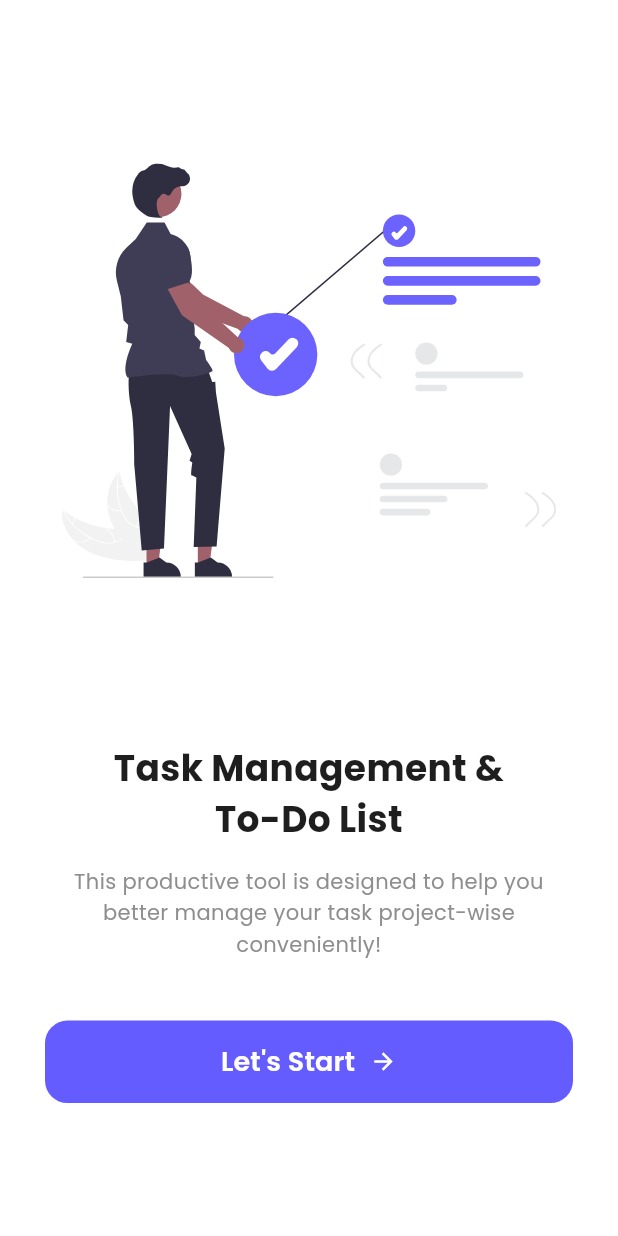
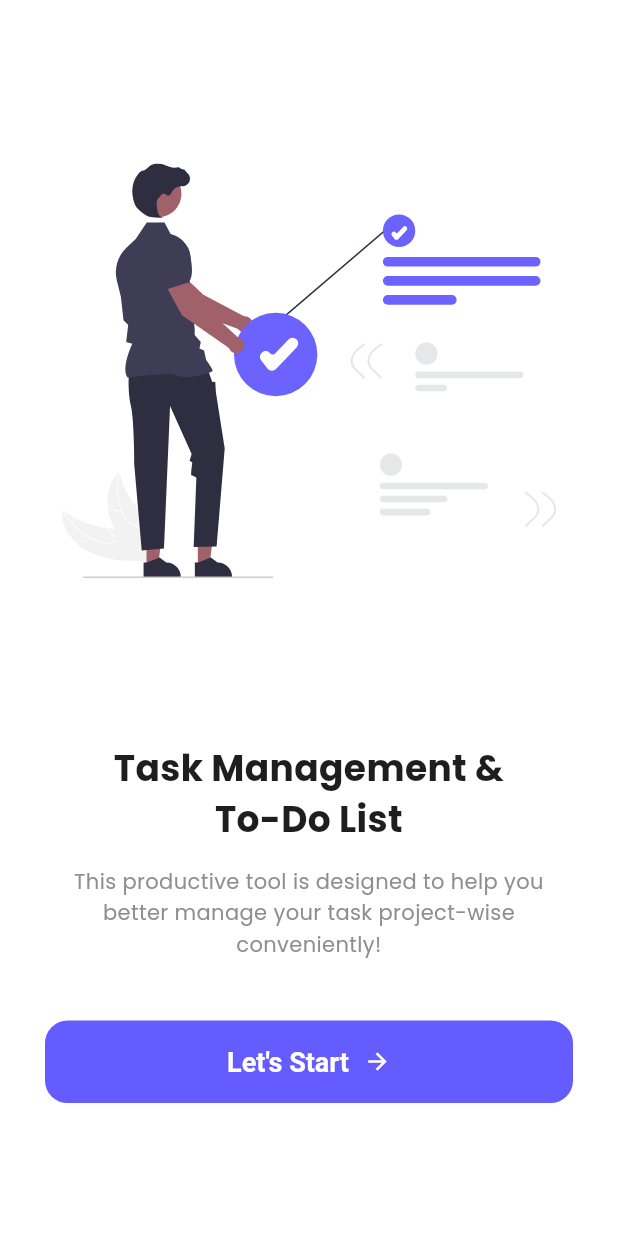
Before and after one commit to zakir20/task_management_app, a Flutter app: the screen it shows after launch, on a phone screen of 412 x 824 dp. Run offline on Flutter 3.47's test engine with Material 3 defaults, Android fonts, the phone set to English and light mode, and no system bars; our stand-ins replace dio, equatable, flutter_bloc, flutter_svg, gap, get_it and 5 more.

Commit message:
feat: fixed all issues

```diff
--- a/lib/app.dart
+++ b/lib/app.dart
@@ -1,22 +1,27 @@
 import 'package:flutter/material.dart';
-
+import 'package:flutter_bloc/flutter_bloc.dart';
 import 'core/navigation/app_router.dart';
-import 'core/theme/app_colors.dart';
+import 'core/theme/app_theme.dart';
+import 'injection/injection_container.dart';
+import 'features/tasks/presentation/bloc/task_cubit.dart';
 
 class MyApp extends StatelessWidget {
   const MyApp({super.key});
 
   @override
   Widget build(BuildContext context) {
-    return MaterialApp.router(
-      title: 'Task Management App',
-      debugShowCheckedModeBanner: false,
-      theme: ThemeData(
-        scaffoldBackgroundColor: AppColors.scaffoldBg,
-        useMaterial3: true,
-        primaryColor: AppColors.primary,
+    return MultiBlocProvider(
+      providers: [
+        BlocProvider(create: (context) => sl<TaskCubit>()),
+      ],
+      child: MaterialApp.router(
+        title: 'Task Management App',
+        debugShowCheckedModeBanner: false,
+
+        theme: AppTheme.lightTheme,
+
+        routerConfig: AppRouter.router,
       ),
-      routerConfig: AppRouter.router,
     );
   }
 }
--- a/lib/core/navigation/app_router.dart
+++ b/lib/core/navigation/app_router.dart
@@ -17,4 +17,12 @@ class AppRouter {
       body: Center(child: Text('No route defined for ${state.uri}')),
     ),
   );
+
+  static Future<T?> push<T extends Object?>(
+    BuildContext context,
+    String path, {
+    Object? extra,
+  }) {
+    return context.push<T>(path, extra: extra);
+  }
 }
--- /dev/null
+++ b/lib/core/theme/app_theme.dart
@@ -0,0 +1,46 @@
+import 'package:flutter/material.dart';
+import 'package:google_fonts/google_fonts.dart';
+import 'app_colors.dart';
+
+class AppTheme {
+  static ThemeData get lightTheme {
+    return ThemeData(
+      useMaterial3: true,
+      scaffoldBackgroundColor: AppColors.scaffoldBg,
+      primaryColor: AppColors.primary,
+      textTheme: GoogleFonts.poppinsTextTheme(),
+
+      elevatedButtonTheme: ElevatedButtonThemeData(
+        style: ElevatedButton.styleFrom(
+          backgroundColor: AppColors.primary,
+          foregroundColor: Colors.white,
+          elevation: 0,
+          shape: RoundedRectangleBorder(
+            borderRadius: BorderRadius.circular(15),
+          ),
+          textStyle: const TextStyle(
+            fontSize: 18,
+            fontWeight: FontWeight.w600,
+          ),
+        ),
+      ),
+
+      appBarTheme: const AppBarTheme(
+        backgroundColor: Colors.white,
+        elevation: 0,
+        centerTitle: true,
+        iconTheme: IconThemeData(color: AppColors.textBlack),
+        titleTextStyle: TextStyle(
+          color: AppColors.textBlack,
+          fontSize: 18,
+          fontWeight: FontWeight.bold,
+        ),
+      ),
+
+      colorScheme: ColorScheme.fromSeed(
+        seedColor: AppColors.primary,
+        primary: AppColors.primary,
+      ),
+    );
+  }
+}
--- a/lib/features/tasks/presentation/bloc/task_state.dart
+++ b/lib/features/tasks/presentation/bloc/task_state.dart
@@ -3,27 +3,29 @@ import '../../data/models/task_model.dart';
 
 abstract class TaskState extends Equatable {
   const TaskState();
-
   @override
   List<Object?> get props => [];
 }
 
 class TaskInitial extends TaskState {}
-
 class TaskLoading extends TaskState {}
 
 class TaskLoaded extends TaskState {
   final List<TaskModel> tasks;
-  const TaskLoaded(this.tasks);
+  final String selectedCategory; // Track highlight via Cubit
+
+  const TaskLoaded({
+    required this.tasks,
+    this.selectedCategory = "All",
+  });
 
   @override
-  List<Object?> get props => [tasks];
+  List<Object?> get props => [tasks, selectedCategory];
 }
 
 class TaskError extends TaskState {
   final String message;
   const TaskError(this.message);
-
   @override
   List<Object?> get props => [message];
 }
--- a/lib/features/tasks/presentation/screens/welcome_screen.dart
+++ b/lib/features/tasks/presentation/screens/welcome_screen.dart
@@ -2,13 +2,12 @@ import 'package:flutter/material.dart';
 import 'package:flutter_svg/flutter_svg.dart';
 import 'package:gap/gap.dart';
 import 'package:go_router/go_router.dart';
-import 'package:google_fonts/google_fonts.dart';
-import 'package:shared_preferences/shared_preferences.dart';
 
 import '../../../../core/theme/app_colors.dart';
 import '../../../../core/utils/app_logger.dart';
+import '../../../../injection/injection_container.dart';
+import '../../data/repository/onboard_repository.dart';
 import '../../task_routes.dart';
-import '../widgets/welcome_loading_shimmer.dart';
 
 class WelcomeScreen extends StatefulWidget {
   const WelcomeScreen({super.key});
@@ -18,46 +17,27 @@ class WelcomeScreen extends StatefulWidget {
 }
 
 class _WelcomeScreenState extends State<WelcomeScreen> {
-  bool _isLoading = true;
 
   @override
   void initState() {
     super.initState();
-    _initializeWelcomeScreen();
+    _checkOnboardingStatus();
   }
 
-  void _initializeWelcomeScreen() async {
-    logger.i("Checking onboarding status...");
+  void _checkOnboardingStatus() async {
+    final onboardRepo = sl<OnboardRepository>();
+    final isFirstTime = await onboardRepo.isFirstTime();
 
-    final SharedPreferences prefs = await SharedPreferences.getInstance();
-
-    final bool? isFirstTime = prefs.getBool('is_first_time');
-
-    if (isFirstTime == false) {
-      logger.d("User already seen onboarding. Redirecting to Dashboard.");
-      if (mounted) {
-        context.go(TaskRoutes.dashboard);
-      }
-      return;
-    }
-
-    await Future.delayed(const Duration(milliseconds: 1500));
-
-    if (mounted) {
-      setState(() => _isLoading = false);
-      logger.d("Welcome Screen ready. Showing UI.");
+    if (!isFirstTime) {
+      logger.d("WelcomeScreen: Onboarding already seen. Skipping...");
+      if (mounted) context.go(TaskRoutes.dashboard);
     }
   }
 
   void _onLetsStartClicked(BuildContext context) async {
-    logger.i("Saving onboarding flag...");
-    final SharedPreferences prefs = await SharedPreferences.getInstance();
-    await prefs.setBool('is_first_time', false);
-
-    logger.v("Navigation triggered: Moving to Dashboard.");
-    if (context.mounted) {
-      context.go(TaskRoutes.dashboard);
-    }
+    await sl<OnboardRepository>().setOnboardingComplete();
+    logger.v("WelcomeScreen: Navigating to Dashboard.");
+    if (context.mounted) context.go(TaskRoutes.dashboard);
   }
 
   @override
@@ -65,18 +45,7 @@ class _WelcomeScreenState extends State<WelcomeScreen> {
     return Scaffold(
       backgroundColor: Colors.white,
       body: SafeArea(
-        child: AnimatedSwitcher(
-          duration: const Duration(milliseconds: 500),
-          child: _isLoading
-              ? const WelcomeLoadingShimmer()
-              : _buildWelcomeContent(context),
-        ),
-      ),
-    );
-  }
-
-  Widget _buildWelcomeContent(BuildContext context) {
-    return Padding(
+        child: Padding(
           padding: const EdgeInsets.symmetric(horizontal: 30),
           child: Column(
             mainAxisAlignment: MainAxisAlignment.center,
@@ -91,28 +60,27 @@ class _WelcomeScreenState extends State<WelcomeScreen> {
                   ),
                 ),
               ),
-
               Expanded(
                 flex: 2,
                 child: Column(
                   children: [
-                Text(
+                    const Text(
                       "Task Management &\nTo-Do List",
                       textAlign: TextAlign.center,
-                  style: GoogleFonts.poppins(
+                      style: TextStyle(
                         fontSize: 24,
                         fontWeight: FontWeight.bold,
-                    color: AppColors.textBlack,
+                        color: AppColors.textBlack
                       ),
                     ),
                     const Gap(15),
-                Text(
+                    const Text(
                       "This productive tool is designed to help you better manage your task project-wise conveniently!",
                       textAlign: TextAlign.center,
-                  style: GoogleFonts.poppins(
+                      style: TextStyle(
                         fontSize: 14,
                         color: AppColors.textGrey,
-                    height: 1.5,
+                        height: 1.5
                       ),
                     ),
                     const Gap(40),
@@ -121,26 +89,12 @@ class _WelcomeScreenState extends State<WelcomeScreen> {
                       height: 55,
                       child: ElevatedButton(
                         onPressed: () => _onLetsStartClicked(context),
-                    style: ElevatedButton.styleFrom(
-                      backgroundColor: AppColors.primary,
-                      shape: RoundedRectangleBorder(
-                        borderRadius: BorderRadius.circular(15),
-                      ),
-                      elevation: 0,
-                    ),
-                    child: Row(
+                        child: const Row(
                           mainAxisAlignment: MainAxisAlignment.center,
                           children: [
-                        Text(
-                          "Let's Start",
-                          style: GoogleFonts.poppins(
-                            color: Colors.white,
-                            fontSize: 18,
-                            fontWeight: FontWeight.w600,
-                          ),
-                        ),
-                        const Gap(10),
-                        const Icon(Icons.arrow_forward, color: Colors.white),
+                            Text("Let's Start"),
+                            Gap(10),
+                            Icon(Icons.arrow_forward, color: Colors.white),
                           ],
                         ),
                       ),
@@ -150,6 +104,8 @@ class _WelcomeScreenState extends State<WelcomeScreen> {
               ),
             ],
           ),
+        ),
+      ),
     );
   }
 }
--- a/lib/injection/injection_container.dart
+++ b/lib/injection/injection_container.dart
@@ -4,6 +4,7 @@ import 'package:task_management_app/core/network/dio_client.dart';
 import 'package:task_management_app/core/network/network_executor.dart';
 import 'package:task_management_app/features/tasks/data/repository/task_repository.dart';
 import 'package:task_management_app/features/tasks/presentation/bloc/task_cubit.dart';
+import 'package:task_management_app/features/tasks/data/repository/onboard_repository.dart';
 
 final sl = GetIt.instance;
 
@@ -20,4 +21,7 @@ Future<void> init() async {
 
   // 4. Cubit
   sl.registerFactory(() => TaskCubit(taskRepository: sl()));
+
+   // Onboard Repository
+  sl.registerLazySingleton(() => OnboardRepository());
 }
```
Also changed, not shown: lib/core/network/dio_client.dart (+14 -5 lines), lib/core/utils/date_helper.dart (added, +18 -0 lines), lib/features/tasks/data/repository/onboard_repository.dart (added, +24 -0 lines), lib/features/tasks/data/repository/task_repository.dart (+28 -5 lines), lib/features/tasks/presentation/bloc/task_cubit.dart (+8 -37 lines), lib/features/tasks/presentation/screens/add_task_screen.dart (+8 -33 lines), lib/features/tasks/presentation/screens/dashboard_screen.dart (+79 -90 lines), lib/features/tasks/presentation/widgets/task_category_filter.dart (added, +54 -0 lines). Lines whose indentation alone changed are shown as unchanged.
